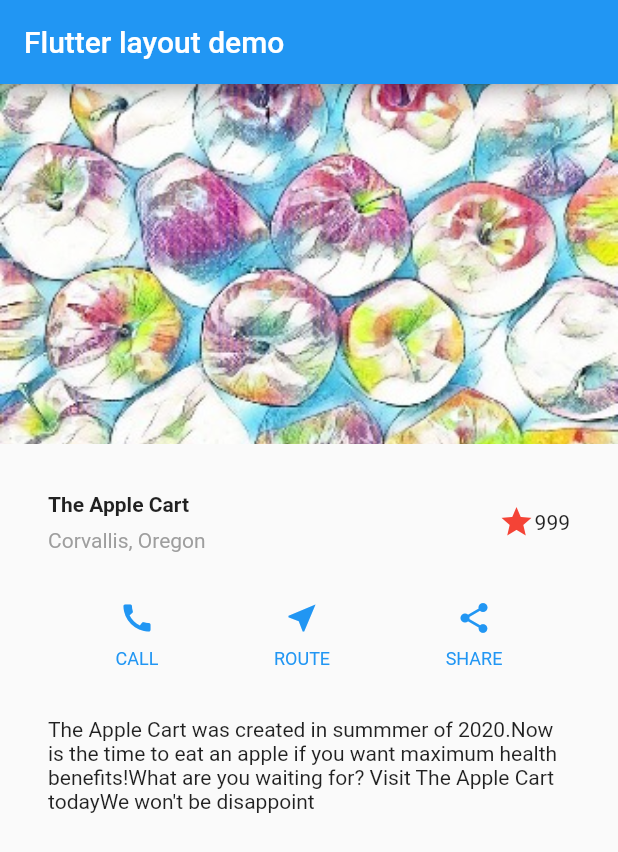
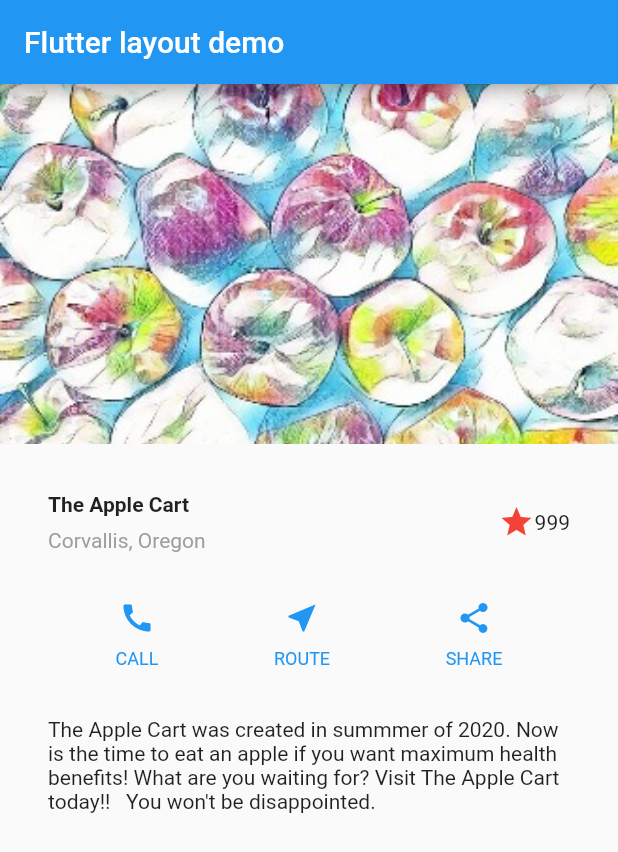
Before and after one commit to yangellen/layouts, a Flutter app: the screen it shows after launch, on a phone screen of 412 x 824 dp. Shown: the top 852 px of the screen. Run offline on Flutter 3.47's test engine with Material 2 defaults, Android fonts, the phone set to English and light mode, and no system bars.

Commit message:
modified text

```diff
--- a/lib/text_section.dart
+++ b/lib/text_section.dart
@@ -6,10 +6,10 @@ class TextSection extends StatelessWidget {
     return Container(
       padding: const EdgeInsets.all(32),
       child: Text(
-        'The Apple Cart was created in summmer of 2020.'
-        'Now is the time to eat an apple if you want maximum health benefits!'
-        'What are you waiting for? Visit The Apple Cart today'
-        'We won\'t be disappoint',
+        'The Apple Cart was created in summmer of 2020. '
+        'Now is the time to eat an apple if you want maximum health benefits! '
+        'What are you waiting for? Visit The Apple Cart today!!   '
+        'You won\'t be disappointed.',
         softWrap: true,
       ),
     );
```
